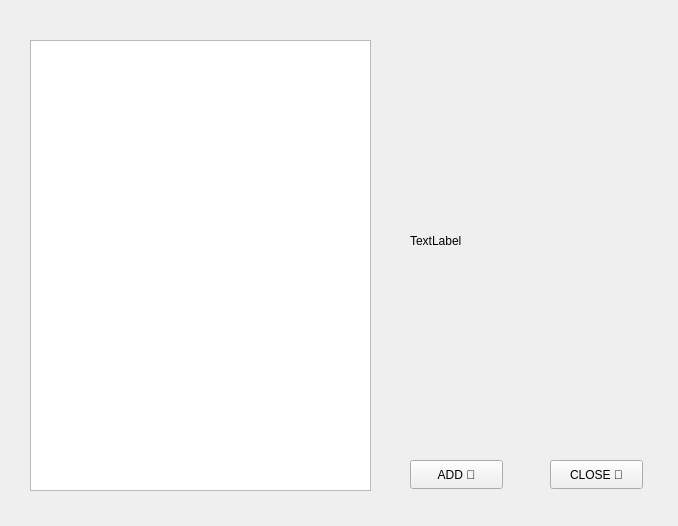
First picture: the form in Chat-Application/contact.ui, repository verina101/Chat-Application, before the edit.
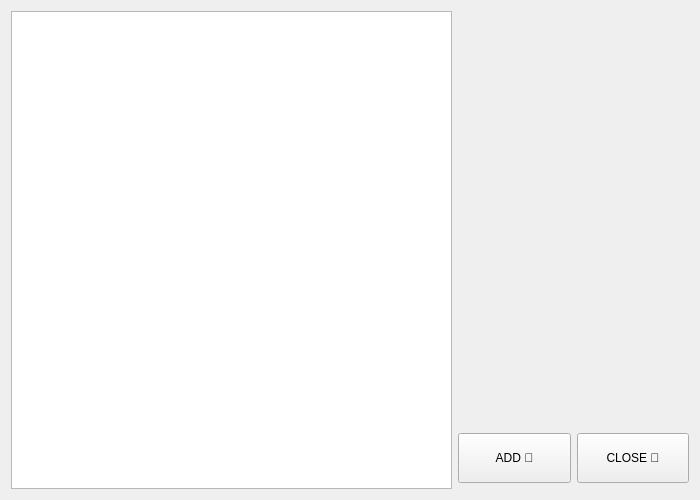
Second picture: the form after the edit.

What changed in the file:
```diff
--- a/Chat-Application/contact.ui
+++ b/Chat-Application/contact.ui
@@ -6,80 +6,100 @@
    <rect>
     <x>0</x>
     <y>0</y>
-    <width>678</width>
-    <height>526</height>
+    <width>700</width>
+    <height>500</height>
    </rect>
   </property>
   <property name="minimumSize">
    <size>
-    <width>678</width>
-    <height>526</height>
+    <width>0</width>
+    <height>0</height>
    </size>
   </property>
   <property name="maximumSize">
    <size>
-    <width>678</width>
-    <height>526</height>
+    <width>16777215</width>
+    <height>16777215</height>
    </size>
   </property>
   <property name="windowTitle">
    <string>Contacts</string>
   </property>
+  <layout class="QHBoxLayout" name="horizontalLayout_2">
+   <item>
   <widget class="QListWidget" name="listWidget">
-   <property name="geometry">
-    <rect>
-     <x>30</x>
-     <y>40</y>
-     <width>341</width>
-     <height>451</height>
-    </rect>
-   </property>
-  </widget>
-  <widget class="QPushButton" name="pushButton">
-   <property name="geometry">
-    <rect>
-     <x>550</x>
-     <y>460</y>
-     <width>93</width>
-     <height>29</height>
-    </rect>
+     <property name="maximumSize">
+      <size>
+       <width>500</width>
+       <height>16777215</height>
+      </size>
+     </property>
+    </widget>
+   </item>
+   <item>
+    <layout class="QVBoxLayout" name="verticalLayout">
+     <item>
+      <widget class="QLabel" name="label">
+       <property name="minimumSize">
+        <size>
+         <width>231</width>
+         <height>400</height>
+        </size>
    </property>
    <property name="text">
-    <string>CLOSE 🥺</string>
-   </property>
-  </widget>
+        <string/>
+       </property>
+      </widget>
+     </item>
+     <item>
+      <spacer name="verticalSpacer">
+       <property name="orientation">
+        <enum>Qt::Vertical</enum>
+       </property>
+       <property name="sizeHint" stdset="0">
+        <size>
+         <width>20</width>
+         <height>40</height>
+        </size>
+       </property>
+      </spacer>
+     </item>
+     <item>
+      <layout class="QHBoxLayout" name="horizontalLayout">
+       <property name="bottomMargin">
+        <number>6</number>
+       </property>
+       <item>
   <widget class="QPushButton" name="pushButton_2">
-   <property name="geometry">
-    <rect>
-     <x>410</x>
-     <y>460</y>
-     <width>93</width>
-     <height>29</height>
-    </rect>
+         <property name="minimumSize">
+          <size>
+           <width>0</width>
+           <height>50</height>
+          </size>
    </property>
    <property name="text">
     <string>ADD 🤩</string>
    </property>
   </widget>
-  <widget class="QLabel" name="label">
-   <property name="geometry">
-    <rect>
-     <x>410</x>
-     <y>60</y>
-     <width>231</width>
-     <height>361</height>
-    </rect>
-   </property>
+       </item>
+       <item>
+        <widget class="QPushButton" name="pushButton">
    <property name="minimumSize">
     <size>
-     <width>231</width>
-     <height>0</height>
+           <width>0</width>
+           <height>50</height>
     </size>
    </property>
    <property name="text">
-    <string>TextLabel</string>
-   </property>
-  </widget>
+          <string>CLOSE 🥺</string>
+         </property>
+        </widget>
+       </item>
+      </layout>
+     </item>
+    </layout>
+   </item>
+  </layout>
  </widget>
  <resources/>
  <connections/>
```
Lines whose indentation alone changed are shown as unchanged.
